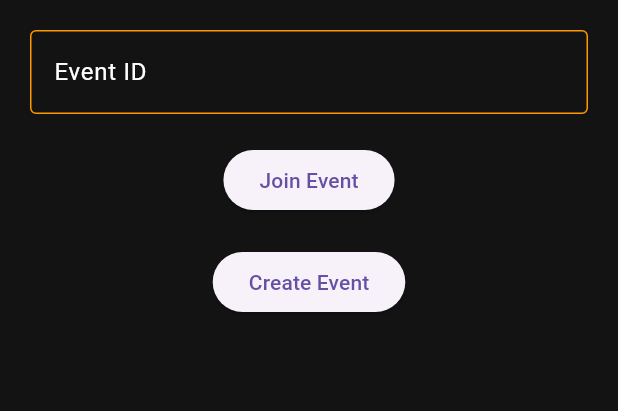
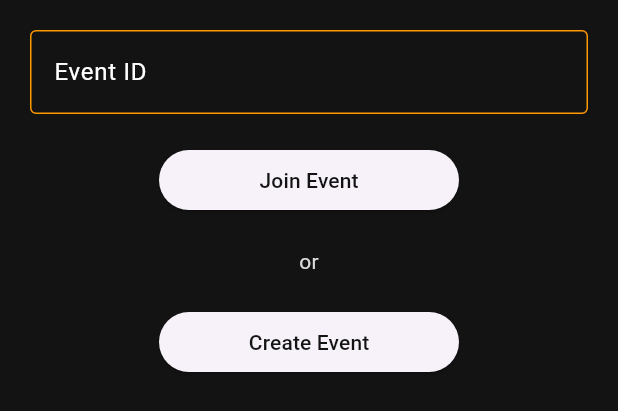
Before and after one commit to dann634/pubapp, a Flutter app: the JoinCreateEventWidget widget shown alone on an empty page, opened directly with empty values, after a tap on "Create Event", on a phone screen of 412 x 824 dp. Shown: the top 411 px of the screen. Run offline on Flutter 3.47's test engine with Material 3 defaults, Android fonts, the phone set to English and light mode, and no system bars; our stand-ins replace flutter_secure_storage, flutter_svg, shared_preferences; accounts and stored records are empty; network calls fail.

Commit message:
create event changed

```diff
--- a/lib/connection.dart
+++ b/lib/connection.dart
@@ -369,7 +369,7 @@ Future<List<dynamic>> getBACProfile() async {
   return [];
 }
 
-Future<void> createEvent() async {
+Future<int> createEvent() async {
   final url = "$HOST/me/event/create";
 
   final response = await handlePOSTRequest(url, {});
@@ -380,8 +380,10 @@ Future<void> createEvent() async {
     final eventID = data["eventId"];
     if(eventID != null) {
       await saveEventId(int.parse(eventID));
+      return eventID;
     }
   }
+  return -1;
 }
 
 Future<bool> joinEvent(eventId) async {
--- a/lib/event.dart
+++ b/lib/event.dart
@@ -312,6 +312,9 @@ class JoinCreateEventWidget extends StatelessWidget {
           ),
           const SizedBox(height: 20),
           ElevatedButton(
+            style: ElevatedButton.styleFrom(
+                fixedSize: Size.fromWidth(200)
+            ),
             onPressed: () async {
               if (eventIdController.text.length != 8) {
                 ScaffoldMessenger.of(context).showSnackBar(
@@ -328,7 +331,12 @@ class JoinCreateEventWidget extends StatelessWidget {
                 }
               }
             },
-            child: const Text("Join Event"),
+
+            child: const Text("Join Event", style: TextStyle(color: DEFAULT_BLACK),),
+          ),
+          const SizedBox(height: 20,),
+          const Text("or",
+
           ),
           const SizedBox(height: 20),
           ElevatedButton(
@@ -336,7 +344,10 @@ class JoinCreateEventWidget extends StatelessWidget {
               await createEvent();
               onJoinOrCreate(); // Refresh the screen
             },
-            child: const Text("Create Event"),
+            style: ElevatedButton.styleFrom(
+              fixedSize: Size.fromWidth(200)
+            ),
+            child: const Text("Create Event", style: TextStyle(color: DEFAULT_BLACK)),
           ),
         ],
       ),
```
